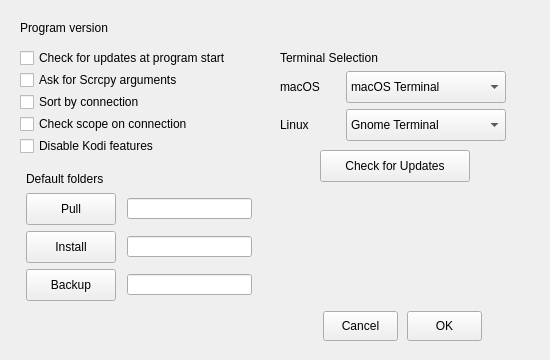
First picture: the form in adbprefdialog.ui, repository Eliminater74/adblink, before the edit.
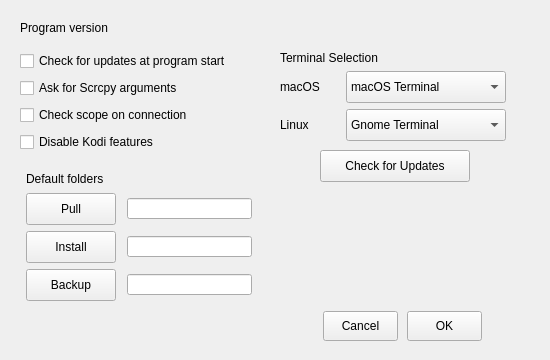
Second picture: the form after the edit.

Commit message: sortpref removed from preferences

Diff of the .ui file:
```diff
--- a/adbprefdialog.ui
+++ b/adbprefdialog.ui
@@ -166,13 +166,6 @@
       </property>
      </widget>
     </item>
-    <item>
-     <widget class="QCheckBox" name="sortpref">
-      <property name="text">
-       <string>Sort by connection</string>
-      </property>
-     </widget>
-    </item>
     <item>
      <widget class="QCheckBox" name="scopecheck">
       <property name="text">
@@ -189,7 +182,7 @@
     </item>
    </layout>
   </widget>
-  <widget class="QWidget" name="">
+  <widget class="QWidget" name="layoutWidget">
    <property name="geometry">
     <rect>
      <x>280</x>
@@ -303,7 +296,7 @@
     </item>
    </layout>
   </widget>
-  <widget class="QWidget" name="">
+  <widget class="QWidget" name="layoutWidget">
    <property name="geometry">
     <rect>
      <x>21</x>
```
The commit also changes 3 other files.
